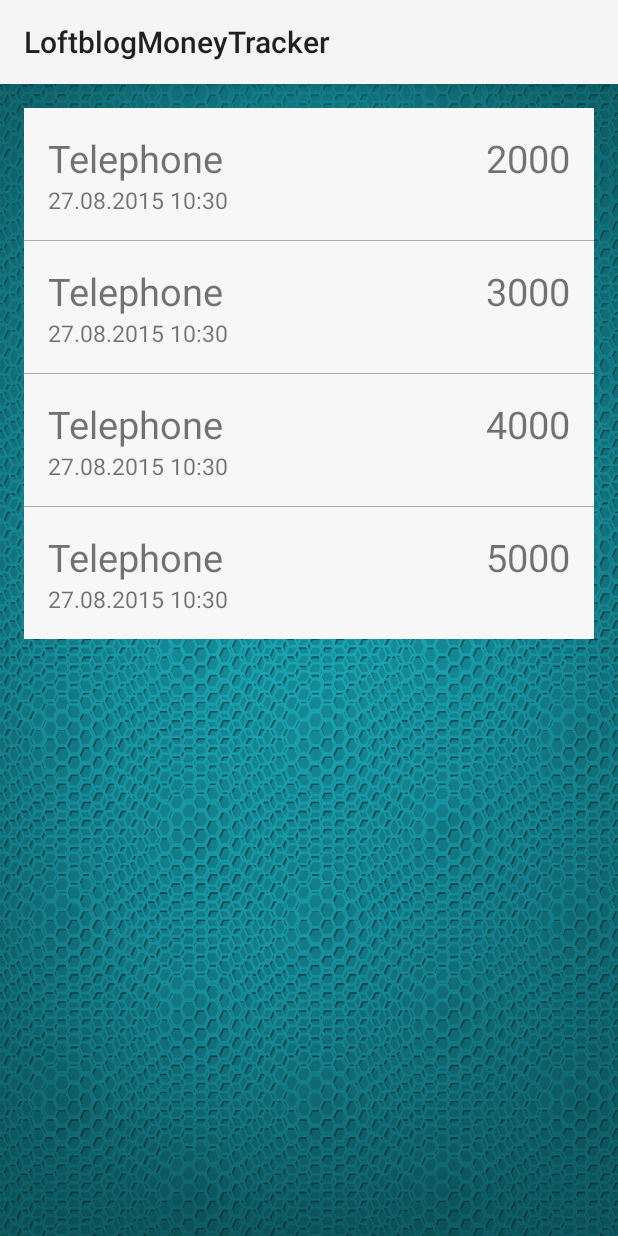
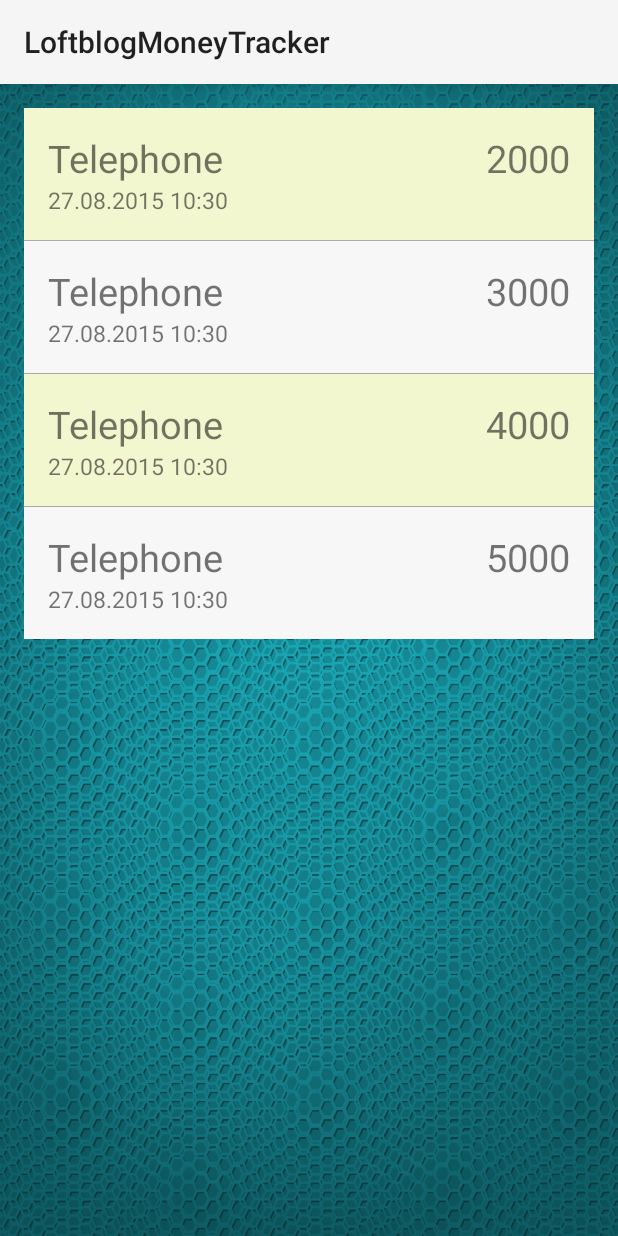
Before and after one commit to OxionAz/LoftblogMoneyTracker, an Android app: the screen it shows after launch (MainActivity), on a phone screen of 412 x 824 dp. Run offline under Robolectric (Android 15) with nearby library versions, the phone set to English and light mode, and no system bars.

Commit message:
added BackgroundColor

```diff
--- a/app/src/main/java/ru/loftschool/loftblogmoneytracker/MainActivity.java
+++ b/app/src/main/java/ru/loftschool/loftblogmoneytracker/MainActivity.java
@@ -6,7 +6,6 @@ import android.util.Log;
 import android.widget.ListView;
 import java.text.SimpleDateFormat;
 import java.util.Date;
-import java.text.DateFormat;
 import java.util.ArrayList;
 import java.util.List;
 
--- a/app/src/main/java/ru/loftschool/loftblogmoneytracker/TransactionAdapter.java
+++ b/app/src/main/java/ru/loftschool/loftblogmoneytracker/TransactionAdapter.java
@@ -5,6 +5,7 @@ import android.view.LayoutInflater;
 import android.view.View;
 import android.view.ViewGroup;
 import android.widget.ArrayAdapter;
+import android.widget.RelativeLayout;
 import android.widget.TextView;
 
 import java.util.List;
@@ -14,6 +15,8 @@ import java.util.List;
  */
 public class TransactionAdapter extends ArrayAdapter<Transaction> {
     private List<Transaction> transactions;
+
+    int k=0;
 
     public TransactionAdapter(Context context, List<Transaction> transactions) {
         super(context, 0, transactions);
@@ -30,10 +33,17 @@ public class TransactionAdapter extends ArrayAdapter<Transaction> {
         TextView textTitle = (TextView) convertView.findViewById(R.id.name_text);
         TextView sumTitle = (TextView) convertView.findViewById(R.id.sum_text);
         TextView dateTitle = (TextView) convertView.findViewById(R.id.data_text);
+        RelativeLayout listItem = (RelativeLayout) convertView.findViewById(R.id.list_item_element);
 
         textTitle.setText(transaction.title);
         sumTitle.setText(transaction.getSum());
         dateTitle.setText(transaction.date);
+
+        if (k%2 == 0){
+            listItem.setBackgroundColor(getContext().getResources().getColor(R.color.lightYellow));
+        }
+        k++;
         return convertView;
     }
+
 }
--- a/app/src/main/res/layout/list_item.xml
+++ b/app/src/main/res/layout/list_item.xml
@@ -1,6 +1,7 @@
 <?xml version="1.0" encoding="utf-8"?>
 <RelativeLayout
     xmlns:android="http://schemas.android.com/apk/res/android"
+    android:id="@+id/list_item_element"
     android:orientation="vertical"
     android:padding="@dimen/activity_vertical_margin"
     android:layout_width="match_parent"
--- a/app/src/main/res/values/colors.xml
+++ b/app/src/main/res/values/colors.xml
@@ -1,4 +1,5 @@
 <?xml version="1.0" encoding="utf-8"?>
 <resources>
     <color name="white">#f7f7f7</color>
+    <color name="lightYellow">#f3f7d0</color>
 </resources>
```
